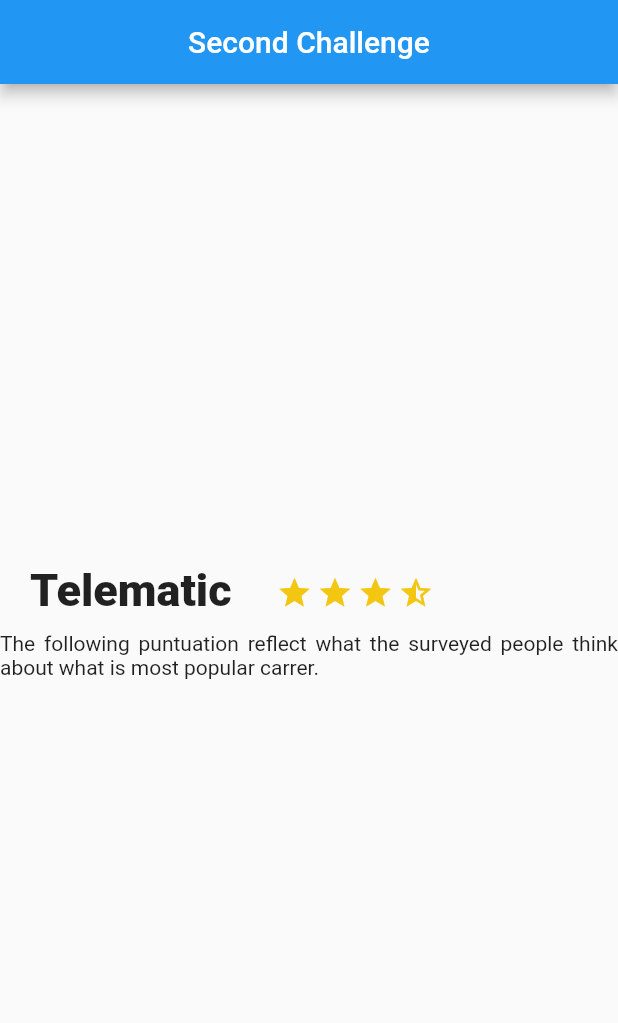
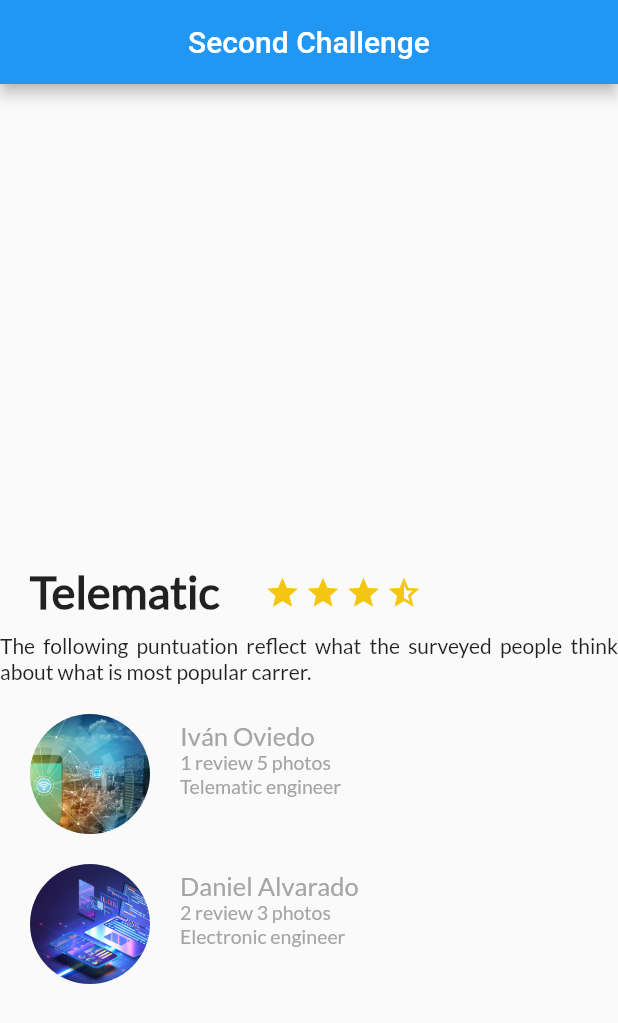
Before and after one commit to ioviedodev/trip_app, a Flutter app: the screen it shows after launch, on a phone screen of 412 x 824 dp. Shown: the top 1023 px of the screen. Run offline on Flutter 3.47's test engine with Material 2 defaults, Android fonts, the phone set to English and light mode, and no system bars.

Commit message:
Adding review list

```diff
--- a/lib/description_place.dart
+++ b/lib/description_place.dart
@@ -1,20 +1,19 @@
 import 'package:flutter/material.dart';
-import 'package:flutter/rendering.dart';
 
 class DescriptionPlace extends StatelessWidget {
   String namePlace="";
-  int stars=0;
+  double numberStars=0;
   String descriptionPlace="";
 
-  DescriptionPlace(this.namePlace, this.stars, this.descriptionPlace, {super.key});
+  DescriptionPlace(this.namePlace, this.numberStars, this.descriptionPlace, {super.key});
 
-  Widget getStarByIcon (IconData iconData) //Icons.star
+  Widget getStarByIcon (IconData iconData, int color)
   {
     final star = Container(
       margin: const EdgeInsets.only(top: 323.0, right: 3.0),
       child:  Icon(
         iconData,
-        color: Color(0xFFf2c611),
+        color: Color(color),
       ),
     );
     return star;
@@ -23,7 +22,15 @@ class DescriptionPlace extends StatelessWidget {
   @override
   Widget build(BuildContext context) {
     //TODO: implement build
-
+    // String decimals;
+    // int decimalDigits=0; // index=0;
+    //
+    // decimals = numberStars.toString().split('.')[1];
+    //
+    // if(decimals.compareTo("0")!=0)
+    // {
+    //   decimalDigits=decimals.length;
+    // }
 
     final description = Column(
         mainAxisSize: MainAxisSize.max,
@@ -32,27 +39,19 @@ class DescriptionPlace extends StatelessWidget {
            Text(
               descriptionPlace,
               textAlign: TextAlign.justify,
+              style: const TextStyle(fontFamily: "Lato"),
            )
         ]);
 
 
-
-    final star = Container(
-      margin: const EdgeInsets.only(top: 323.0, right: 3.0),
-      child: const Icon(
-        Icons.star,
-        color: Color(0xFFf2c611),
-      ),
-    );
-
-    final titleStartUpdated =
+    final titleStar =
         Row(
           children: <Widget>[
             Container(
               margin: const EdgeInsets.only(top: 320.0, left: 20.0, right: 20.0),
               child: Text(
                 namePlace,
-                style: const TextStyle(fontSize: 30.0, fontWeight: FontWeight.w900),
+                style: const TextStyle(fontFamily: "Lato", fontSize: 30.0, fontWeight: FontWeight.w900),
                 textAlign: TextAlign.left,
               ),
             ),
@@ -60,10 +59,10 @@ class DescriptionPlace extends StatelessWidget {
             Row(
                 children:
             [
-              getStarByIcon(Icons.star),
-              getStarByIcon(Icons.star),
-              getStarByIcon(Icons.star),
-              getStarByIcon(Icons.star_half)
+              getStarByIcon(Icons.star,0xFFf2c611),
+              getStarByIcon(Icons.star,0xFFf2c611),
+              getStarByIcon(Icons.star,0xFFf2c611),
+              getStarByIcon(Icons.star_half,0xFFf2c611)
             ])
           ],
         );
@@ -73,8 +72,8 @@ class DescriptionPlace extends StatelessWidget {
 
         Column(
         children: [
-          titleStartUpdated,
-          SizedBox(height: 10),
+          titleStar,
+          const SizedBox(height: 10),
           description
         ],
         );
@@ -82,5 +81,7 @@ class DescriptionPlace extends StatelessWidget {
 
 
     return body;
+
+    throw UnimplementedError();
   }
 }
--- a/lib/main.dart
+++ b/lib/main.dart
@@ -1,5 +1,8 @@
 import 'package:flutter/material.dart';
+import 'package:trip_app/review_list.dart';
 import 'description_place.dart';
+import 'review_list.dart';
+
 void main() {
   runApp(const MyApp());
 }
@@ -32,7 +35,12 @@ class MyApp extends StatelessWidget {
             centerTitle: true,
           ),
           body:
-          DescriptionPlace("Telematic",2,"The following puntuation reflect what the surveyed people think about what is most popular carrer."),
+          Column(
+            children: <Widget>[
+              DescriptionPlace("Telematic",2,"The following puntuation reflect what the surveyed people think about what is most popular carrer."),
+              const ReviewList()
+            ],
+          )
 
       )
 
--- /dev/null
+++ b/lib/review.dart
@@ -0,0 +1,85 @@
+import 'package:flutter/material.dart' ;
+
+class Review extends StatelessWidget {
+  String pathImage;
+  String name;
+  String details;
+  String comment;
+
+  Review(this.pathImage, this.name, this.details, this.comment, {super.key});
+
+Widget buildWidgetInfo(String text, TextAlign align, double fontSize, int color)//0xffa3a5a7
+{
+  final info = Container(
+    margin: const EdgeInsets.only(
+        left: 20
+    ),
+    child: Text(
+        text,
+        textAlign: align,
+        style:  TextStyle(
+            fontFamily: "Lato",
+            fontSize: fontSize,
+            color: Color(color)
+        )
+    ),
+  );
+
+  return info;
+}
+
+  @override
+  Widget build(BuildContext context) {
+
+    final userName = buildWidgetInfo(name, TextAlign.left, 17.0, 0xffa3a5a7);
+    final userInfo = //buildWidgetInfo(details, TextAlign.left, 13.0, 0xffa3a5a7);
+    Row(
+        children: <Widget>[
+          buildWidgetInfo(details, TextAlign.left, 13.0, 0xffa3a5a7),
+        ],
+    );
+
+    final userComment = buildWidgetInfo(comment, TextAlign.left, 13.0, 0xffa3a5a7);
+
+    final userDetails= Column(
+      crossAxisAlignment: CrossAxisAlignment.start,
+      children: <Widget>[
+        userName,
+        userInfo,
+        userComment
+      ],
+    );
+
+
+
+    final photo = Container(
+      margin: const EdgeInsets.only(
+        top: 20.0,
+        left: 20.0
+      ),
+      width: 80.0,
+      height: 80.0,
+      decoration: BoxDecoration(
+        shape: BoxShape.circle,
+        image: DecorationImage(
+            image: AssetImage(pathImage),
+            fit: BoxFit.cover
+        )
+      ),
+    );
+
+    final review = Row(
+      children: <Widget>[
+        photo,
+        userDetails
+      ],
+    );
+    // final review = Column(
+    //  children: [
+    //    review_row
+    //  ],
+    // );
+    return review;
+    throw UnimplementedError();
+  }
+}
--- /dev/null
+++ b/lib/review_list.dart
@@ -0,0 +1,26 @@
+import 'package:flutter/material.dart';
+import 'review.dart';
+
+class ReviewList extends StatelessWidget
+ {
+   const ReviewList({super.key});
+
+  @override
+  Widget build(BuildContext context) {
+
+    final reviewList= Column(
+      crossAxisAlignment: CrossAxisAlignment.start,
+      children: <Widget>[
+        Review("asset/img/iot.jpg", "Iván Oviedo","1 review 5 photos","Telematic engineer "),//is the most exciting carrer that you can imagine //ToDO fix fit in screan
+        Review("asset/img/csciense.jpg", "Daniel Alvarado","2 review 3 photos","Electronic engineer "),
+        // Review("asset/img/iot.jpg", "Iván Oviedo","1 review 5 photos","Telematic engineer "),
+
+      ],
+    );
+
+    return reviewList;
+    throw UnimplementedError();
+  }
+
+
+}
```
Also changed, not shown: pubspec.yaml (+7 -3 lines), asset/img/csciense.jpg (added), asset/img/iot.jpg (added), fonts/Lato-Regular.ttf (added).
